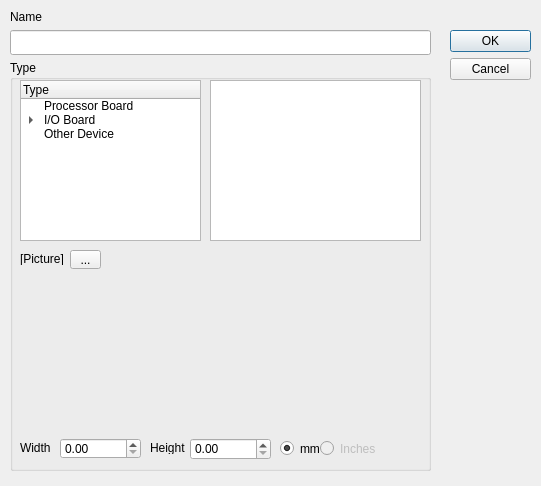
First picture: the form in iot-developer/mainwindow/newhardwareitemdialog.ui, repository clixx-io/clixx.io, before the edit.
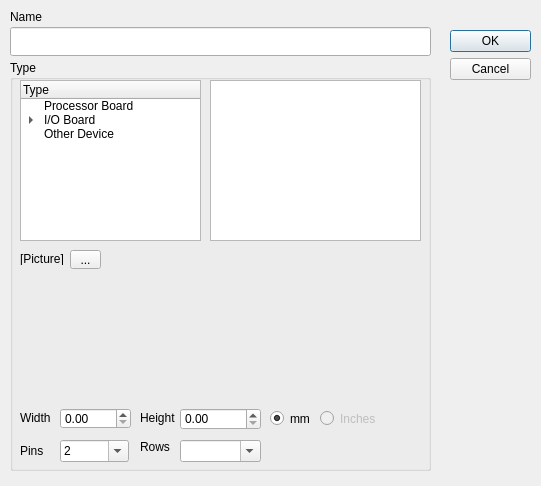
Second picture: the form after the edit.

The edit to the form file:
```diff
--- a/iot-developer/mainwindow/newhardwareitemdialog.ui
+++ b/iot-developer/mainwindow/newhardwareitemdialog.ui
@@ -142,8 +142,8 @@
    <widget class="QDoubleSpinBox" name="HeightSpinBox">
     <property name="geometry">
      <rect>
-      <x>180</x>
-      <y>378</y>
+      <x>170</x>
+      <y>348</y>
       <width>81</width>
       <height>22</height>
      </rect>
@@ -156,7 +156,7 @@
     <property name="geometry">
      <rect>
       <x>310</x>
-      <y>380</y>
+      <y>350</y>
       <width>61</width>
       <height>17</height>
      </rect>
@@ -169,7 +169,7 @@
     <property name="geometry">
      <rect>
       <x>10</x>
-      <y>381</y>
+      <y>351</y>
       <width>47</width>
       <height>13</height>
      </rect>
@@ -181,10 +181,10 @@
    <widget class="QLabel" name="Heightlabel">
     <property name="geometry">
      <rect>
-      <x>140</x>
-      <y>381</y>
-      <width>47</width>
-      <height>13</height>
+      <x>130</x>
+      <y>350</y>
+      <width>41</width>
+      <height>16</height>
      </rect>
     </property>
     <property name="text">
@@ -194,8 +194,8 @@
    <widget class="QRadioButton" name="radioButton">
     <property name="geometry">
      <rect>
-      <x>270</x>
-      <y>380</y>
+      <x>260</x>
+      <y>350</y>
       <width>41</width>
       <height>17</height>
      </rect>
@@ -211,20 +211,150 @@
     <property name="geometry">
      <rect>
       <x>50</x>
-      <y>378</y>
-      <width>81</width>
+      <y>348</y>
+      <width>71</width>
       <height>21</height>
      </rect>
     </property>
    </widget>
+   <widget class="QLabel" name="rowslabel">
+    <property name="geometry">
+     <rect>
+      <x>130</x>
+      <y>379</y>
+      <width>41</width>
+      <height>16</height>
+     </rect>
+    </property>
+    <property name="text">
+     <string>Rows</string>
+    </property>
+   </widget>
+   <widget class="QLabel" name="pinslabel">
+    <property name="geometry">
+     <rect>
+      <x>10</x>
+      <y>383</y>
+      <width>31</width>
+      <height>16</height>
+     </rect>
+    </property>
+    <property name="text">
+     <string>Pins</string>
+    </property>
+   </widget>
+   <widget class="QComboBox" name="pinscomboBox">
+    <property name="geometry">
+     <rect>
+      <x>50</x>
+      <y>380</y>
+      <width>69</width>
+      <height>22</height>
+     </rect>
+    </property>
+    <property name="editable">
+     <bool>true</bool>
+    </property>
+    <item>
+     <property name="text">
+      <string>2</string>
+     </property>
+    </item>
+    <item>
+     <property name="text">
+      <string>3</string>
+     </property>
+    </item>
+    <item>
+     <property name="text">
+      <string>4</string>
+     </property>
+    </item>
+    <item>
+     <property name="text">
+      <string>6</string>
+     </property>
+    </item>
+    <item>
+     <property name="text">
+      <string>10</string>
+     </property>
+    </item>
+    <item>
+     <property name="text">
+      <string>12</string>
+     </property>
+    </item>
+    <item>
+     <property name="text">
+      <string>24</string>
+     </property>
+    </item>
+    <item>
+     <property name="text">
+      <string>30</string>
+     </property>
+    </item>
+    <item>
+     <property name="text">
+      <string>32</string>
+     </property>
+    </item>
+    <item>
+     <property name="text">
+      <string>40</string>
+     </property>
+    </item>
+   </widget>
+   <widget class="QComboBox" name="rowscomboBox">
+    <property name="geometry">
+     <rect>
+      <x>170</x>
+      <y>380</y>
+      <width>81</width>
+      <height>22</height>
+     </rect>
+    </property>
+    <property name="editable">
+     <bool>true</bool>
+    </property>
+    <property name="currentIndex">
+     <number>-1</number>
+    </property>
+    <item>
+     <property name="text">
+      <string>1</string>
+     </property>
+    </item>
+    <item>
+     <property name="text">
+      <string>2</string>
+     </property>
+    </item>
+    <item>
+     <property name="text">
+      <string>4</string>
+     </property>
+    </item>
+   </widget>
+   <widget class="QListWidget" name="BoardNameslistWidget">
+    <property name="geometry">
+     <rect>
+      <x>200</x>
+      <y>20</y>
+      <width>211</width>
+      <height>161</height>
+     </rect>
+    </property>
+   </widget>
   </widget>
   <widget class="QLineEdit" name="NamelineEdit">
    <property name="geometry">
     <rect>
      <x>10</x>
-     <y>30</y>
+     <y>27</y>
      <width>421</width>
-     <height>25</height>
+     <height>29</height>
     </rect>
    </property>
    <property name="sizePolicy">
```
Left out of the diff: 10 changed lines with no effect on the pictures.
